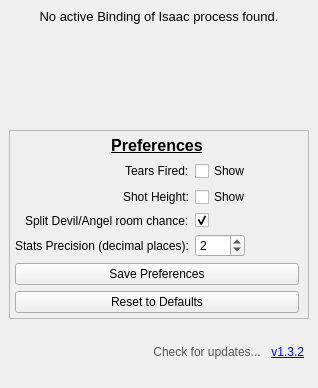
networkMe/missinghud2, file src/LoaderGUI.ui: the form before one commit.
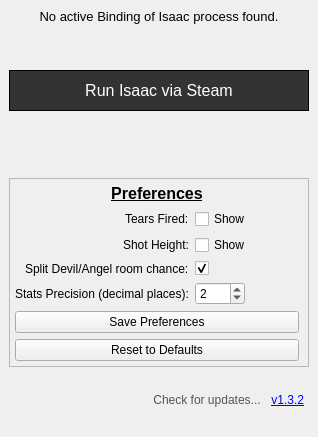
The form after the commit. Icons and pictures are not drawn.

Commit message: Run Isaac via Steam button added (for accessibility).

What changed in the file:
```diff
--- a/src/LoaderGUI.ui
+++ b/src/LoaderGUI.ui
@@ -10,7 +10,7 @@
     <x>0</x>
     <y>0</y>
     <width>318</width>
-    <height>388</height>
+    <height>437</height>
    </rect>
   </property>
   <property name="windowTitle">
@@ -41,6 +41,32 @@
       </property>
      </widget>
     </item>
+    <item>
+     <widget class="QPushButton" name="btn_RunIsaacSteam">
+      <property name="font">
+       <font>
+        <family>Segoe UI</family>
+        <pointsize>12</pointsize>
+       </font>
+      </property>
+      <property name="styleSheet">
+       <string notr="true">background: #333; color: white; border: 1px solid black; padding: 10px;</string>
+      </property>
+      <property name="text">
+       <string>Run Isaac via Steam</string>
+      </property>
+      <property name="icon">
+       <iconset resource="../res/MissingHUD2.qrc">
+        <normaloff>:/img/STEAM_LOGO</normaloff>:/img/STEAM_LOGO</iconset>
+      </property>
+      <property name="iconSize">
+       <size>
+        <width>64</width>
+        <height>19</height>
+       </size>
+      </property>
+     </widget>
+    </item>
     <item>
      <widget class="QLabel" name="lbl_MHUD2Banner">
       <property name="font">
```
The commit also changes 4 other files.
